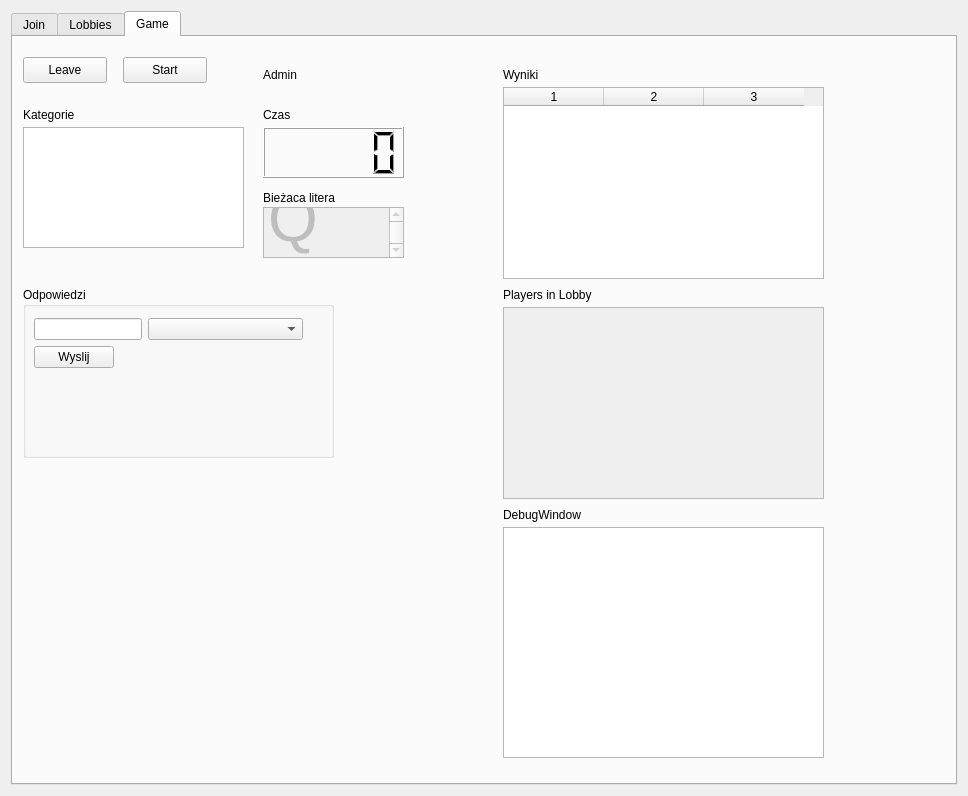
Qt form ClientGui/mywidget.ui (homoglobina/ProjektSK2.2) before a commit.
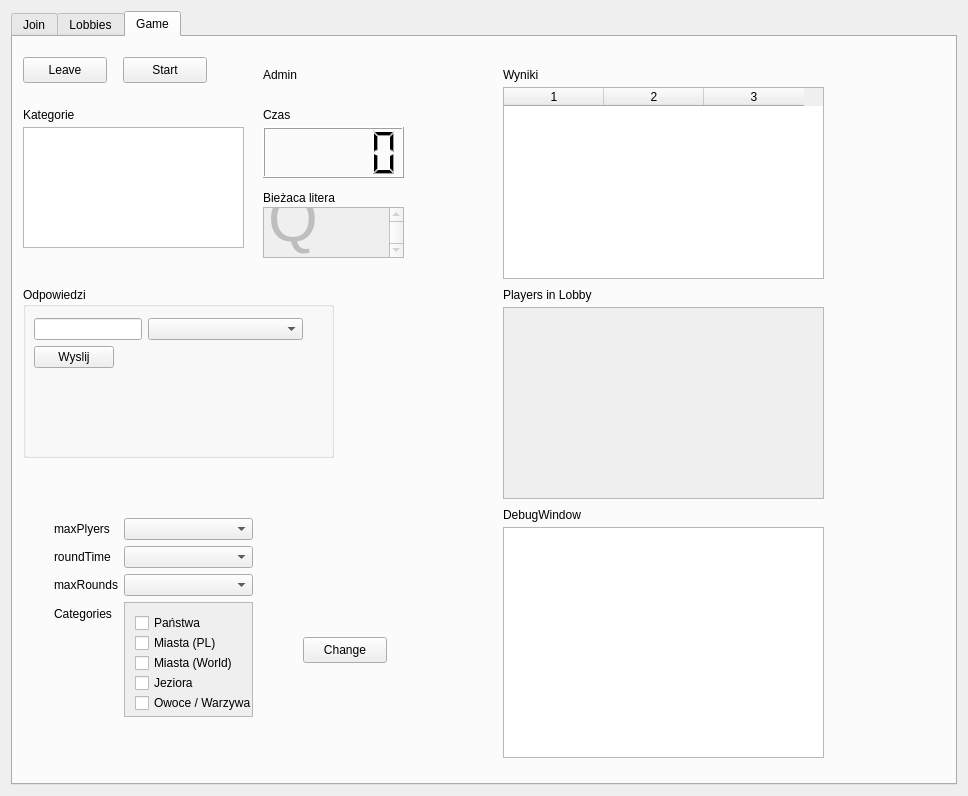
The same form after that commit.

Commit message: Added lobby settings changing

The edit to the form file:
```diff
--- a/ClientGui/mywidget.ui
+++ b/ClientGui/mywidget.ui
@@ -444,6 +444,194 @@
         <string/>
        </property>
       </widget>
+      <widget class="QWidget" name="formLayoutWidget_2">
+       <property name="geometry">
+        <rect>
+         <x>30</x>
+         <y>470</y>
+         <width>221</width>
+         <height>221</height>
+        </rect>
+       </property>
+       <layout class="QFormLayout" name="formLayout_2">
+        <item row="0" column="0">
+         <widget class="QLabel" name="label_9">
+          <property name="sizePolicy">
+           <sizepolicy hsizetype="Maximum" vsizetype="Preferred">
+            <horstretch>0</horstretch>
+            <verstretch>0</verstretch>
+           </sizepolicy>
+          </property>
+          <property name="text">
+           <string>maxPlyers</string>
+          </property>
+         </widget>
+        </item>
+        <item row="0" column="1">
+         <widget class="QComboBox" name="playersBox"/>
+        </item>
+        <item row="1" column="0">
+         <widget class="QLabel" name="label_10">
+          <property name="sizePolicy">
+           <sizepolicy hsizetype="Maximum" vsizetype="Preferred">
+            <horstretch>0</horstretch>
+            <verstretch>0</verstretch>
+           </sizepolicy>
+          </property>
+          <property name="text">
+           <string>roundTime</string>
+          </property>
+         </widget>
+        </item>
+        <item row="1" column="1">
+         <widget class="QComboBox" name="roundTimeBox">
+          <property name="sizePolicy">
+           <sizepolicy hsizetype="Minimum" vsizetype="Fixed">
+            <horstretch>0</horstretch>
+            <verstretch>0</verstretch>
+           </sizepolicy>
+          </property>
+         </widget>
+        </item>
+        <item row="2" column="0">
+         <widget class="QLabel" name="label_11">
+          <property name="sizePolicy">
+           <sizepolicy hsizetype="Maximum" vsizetype="Preferred">
+            <horstretch>0</horstretch>
+            <verstretch>0</verstretch>
+           </sizepolicy>
+          </property>
+          <property name="text">
+           <string>maxRounds</string>
+          </property>
+         </widget>
+        </item>
+        <item row="2" column="1">
+         <widget class="QComboBox" name="maxRoundsBox"/>
+        </item>
+        <item row="3" column="0">
+         <widget class="QLabel" name="label_12">
+          <property name="sizePolicy">
+           <sizepolicy hsizetype="Maximum" vsizetype="Preferred">
+            <horstretch>0</horstretch>
+            <verstretch>0</verstretch>
+           </sizepolicy>
+          </property>
+          <property name="text">
+           <string>Categories</string>
+          </property>
+         </widget>
+        </item>
+        <item row="3" column="1">
+         <widget class="QScrollArea" name="scrollArea">
+          <property name="widgetResizable">
+           <bool>true</bool>
+          </property>
+          <widget class="QWidget" name="scrollAreaWidgetContents">
+           <property name="geometry">
+            <rect>
+             <x>0</x>
+             <y>0</y>
+             <width>147</width>
+             <height>145</height>
+            </rect>
+           </property>
+           <widget class="QCheckBox" name="checkCountry">
+            <property name="geometry">
+             <rect>
+              <x>10</x>
+              <y>10</y>
+              <width>101</width>
+              <height>20</height>
+             </rect>
+            </property>
+            <property name="text">
+             <string>Państwa</string>
+            </property>
+           </widget>
+           <widget class="QCheckBox" name="checkCityPl">
+            <property name="geometry">
+             <rect>
+              <x>10</x>
+              <y>30</y>
+              <width>111</width>
+              <height>20</height>
+             </rect>
+            </property>
+            <property name="text">
+             <string>Miasta (PL)</string>
+            </property>
+           </widget>
+           <widget class="QCheckBox" name="checkCityWorld">
+            <property name="geometry">
+             <rect>
+              <x>10</x>
+              <y>50</y>
+              <width>131</width>
+              <height>20</height>
+             </rect>
+            </property>
+            <property name="text">
+             <string>Miasta (World)</string>
+            </property>
+           </widget>
+           <widget class="QCheckBox" name="checkLake">
+            <property name="geometry">
+             <rect>
+              <x>10</x>
+              <y>70</y>
+              <width>85</width>
+              <height>20</height>
+             </rect>
+            </property>
+            <property name="text">
+             <string>Jeziora</string>
+            </property>
+           </widget>
+           <widget class="QCheckBox" name="checkFruit">
+            <property name="geometry">
+             <rect>
+              <x>10</x>
+              <y>90</y>
+              <width>141</width>
+              <height>20</height>
+             </rect>
+            </property>
+            <property name="text">
+             <string>Owoce / Warzywa</string>
+            </property>
+           </widget>
+           <widget class="QCheckBox" name="checkName">
+            <property name="geometry">
+             <rect>
+              <x>10</x>
+              <y>110</y>
+              <width>121</width>
+              <height>20</height>
+             </rect>
+            </property>
+            <property name="text">
+             <string>Imiona</string>
+            </property>
+           </widget>
+          </widget>
+         </widget>
+        </item>
+       </layout>
+      </widget>
+      <widget class="QPushButton" name="settingsButton">
+       <property name="geometry">
+        <rect>
+         <x>290</x>
+         <y>600</y>
+         <width>84</width>
+         <height>26</height>
+        </rect>
+       </property>
+       <property name="text">
+        <string>Change</string>
+       </property>
+      </widget>
      </widget>
     </widget>
    </item>
```
The commit also changes 11 other files.
